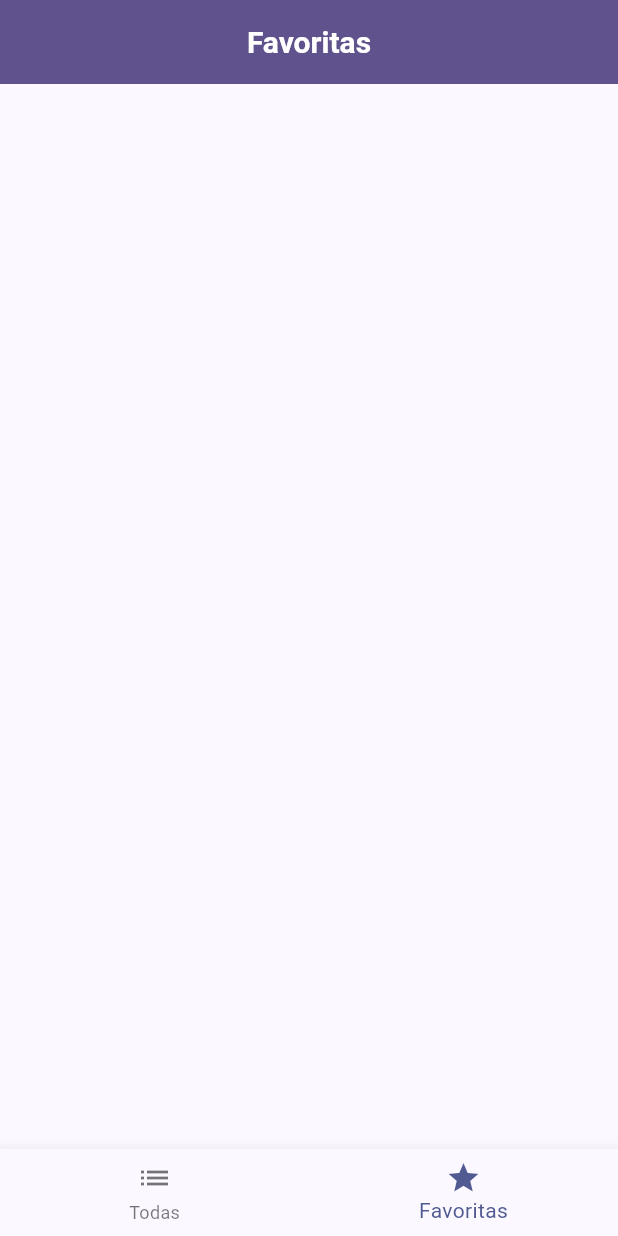
After one commit to da4avi/my_app, a Flutter app: the screen it shows after launch, swiped to page 2, on a phone screen of 412 x 824 dp. The commit adds this screen. Run offline on Flutter 3.47's test engine with Material 3 defaults, Android fonts, the phone set to English and light mode, and no system bars.

Commit message:
favorite-page

```diff
--- a/lib/meuAplicativo.dart
+++ b/lib/meuAplicativo.dart
@@ -1,5 +1,5 @@
 import 'package:flutter/material.dart';
-import 'package:my_app/pages/moedas_page.dart';
+import 'package:my_app/pages/home_page.dart';
 
 class MeuAplicativo extends StatelessWidget {
   const MeuAplicativo({super.key});
@@ -16,7 +16,7 @@ class MeuAplicativo extends StatelessWidget {
               Brightness.light,
         ),
       ),
-      home: MoedasPage(),
+      home: HomePage(),
     );
   }
 }
--- /dev/null
+++ b/lib/pages/favoritas_page.dart
@@ -0,0 +1,26 @@
+import 'package:flutter/material.dart';
+
+class FavoritasPage extends StatefulWidget {
+  const FavoritasPage({super.key});
+
+  @override
+  State<FavoritasPage> createState() => _FavoritasPageState();
+}
+
+class _FavoritasPageState extends State<FavoritasPage> {
+  @override
+  Widget build(BuildContext context) {
+    return Scaffold(
+      appBar: AppBar(
+        centerTitle: true,
+        title: Text('Favoritas'),
+        backgroundColor: const Color.fromARGB(255, 96, 83, 141),
+        titleTextStyle: const TextStyle(
+          color: Colors.white,
+          fontSize: 20,
+          fontWeight: FontWeight.bold,
+        ),
+      ),
+    );
+  }
+}
--- /dev/null
+++ b/lib/pages/home_page.dart
@@ -0,0 +1,51 @@
+import 'package:flutter/material.dart';
+import 'package:my_app/pages/favoritas_page.dart';
+import 'package:my_app/pages/moedas_page.dart';
+
+class HomePage extends StatefulWidget {
+  const HomePage({super.key});
+
+  @override
+  State<HomePage> createState() => _HomePageState();
+}
+
+class _HomePageState extends State<HomePage> {
+  int paginaAtual = 0;
+  late PageController pc;
+
+  @override
+  void initState() {
+    super.initState();
+    pc = PageController(initialPage: paginaAtual);
+  }
+
+  setPaginaAtual(pagina) {
+    setState(() {
+      paginaAtual = pagina;
+    });
+  }
+
+  @override
+  Widget build(BuildContext context) {
+    return Scaffold(
+        body: PageView(
+          controller: pc,
+          onPageChanged: setPaginaAtual,
+          children: [
+            MoedasPage(),
+            FavoritasPage(),
+          ],
+        ),
+        bottomNavigationBar: BottomNavigationBar(
+          currentIndex: paginaAtual,
+          items: [
+            BottomNavigationBarItem(icon: Icon(Icons.list), label: 'Todas'),
+            BottomNavigationBarItem(icon: Icon(Icons.star), label: 'Favoritas'),
+          ],
+          onTap: (pagina) {
+            pc.animateToPage(pagina, duration: Duration(milliseconds: 400), curve: Curves.ease);
+          },
+        ),
+      );
+  }
+}
```
Also changed, not shown: lib/pages/moedas_detalhes_page.dart (+123 -0 lines).
